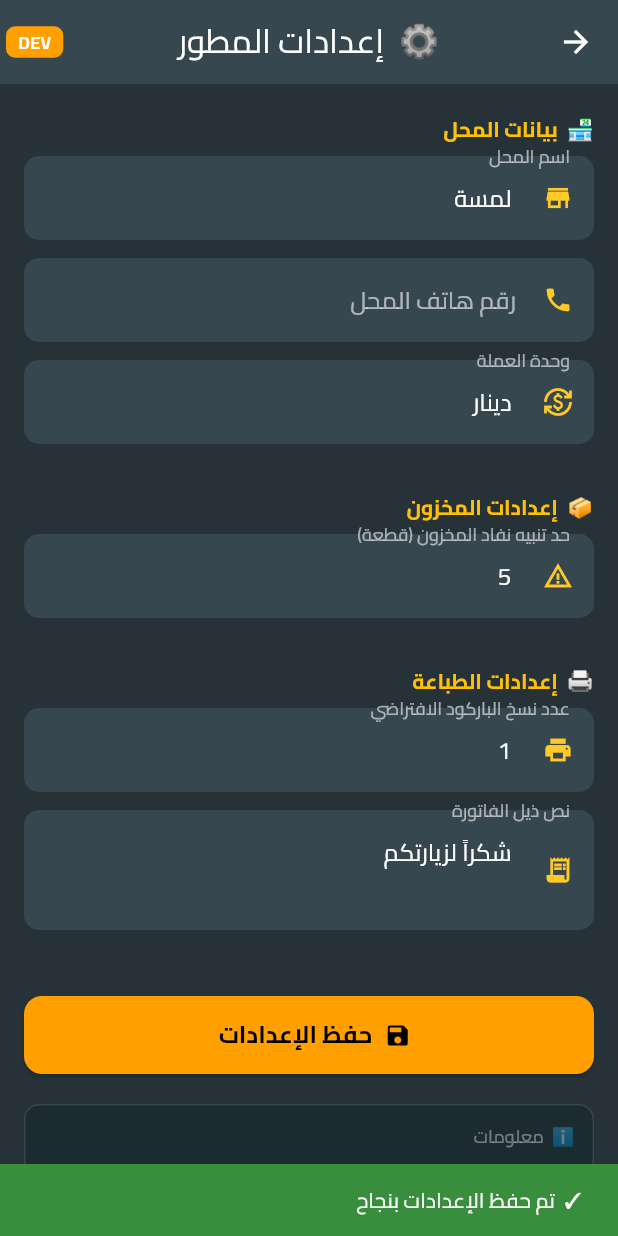
After one commit to Mageed-H/Lamsa, a Flutter app: the DevSettingsPage screen opened directly, after a tap on "حفظ الإعدادات", on a phone screen of 412 x 824 dp. The commit adds this screen. Run offline on Flutter 3.47's test engine with Material 3 defaults, Android fonts, the phone set to English and light mode, and no system bars; our stand-ins replace barcode_widget, pdf, printing, sqflite, sqflite_common_ffi; missing offline and left inert: mobile_scanner; accounts and stored records are empty.

Commit message:
feat: add hidden developer settings page (Ctrl+Alt+Shift+devmh)
- New settings table in DB (v6) with key-value pairs
- Default settings: store_name, store_phone, currency, low_stock_threshold,
  default_barcode_copies, receipt_footer
- DevSettingsPage: dark-themed page to edit all settings without hardcoding
- MainLayout: HardwareKeyboard handler detects Ctrl+Alt+Shift + d-e-v-m-h sequence
  to open dev settings silently

```diff
--- a/lib/core/database/database_helper.dart
+++ b/lib/core/database/database_helper.dart
@@ -20,7 +20,7 @@ class DatabaseHelper {
 
     return await openDatabase(
       path,
-      version: 5, // الإصدار 5: جداول المبيعات (sales, sale_items)
+      version: 6, // الإصدار 6: جدول الإعدادات (settings)
       onConfigure: _onConfigure, // تفعيل العلاقات (Foreign Keys)
       onCreate: _createDB,
       onUpgrade: _upgradeDB, // التحديث الآمن
@@ -54,6 +54,7 @@ class DatabaseHelper {
     await _createV2Tables(db);
     await _createV4Tables(db);
     await _createV5Tables(db);
+    await _createV6Tables(db);
   }
 
   Future _upgradeDB(Database db, int oldVersion, int newVersion) async {
@@ -74,6 +75,9 @@ class DatabaseHelper {
     }
     if (oldVersion < 5) {
       await _createV5Tables(db);
+    }
+    if (oldVersion < 6) {
+      await _createV6Tables(db);
     }
   }
 
@@ -528,4 +532,67 @@ class DatabaseHelper {
       return {'revenue': 0, 'profit': 0, 'count': 0};
     }
   }
+
+  // ==========================================================
+  // جدول الإعدادات (v6)
+  // ==========================================================
+  Future _createV6Tables(Database db) async {
+    await db.execute('''
+      CREATE TABLE IF NOT EXISTS settings (
+        key TEXT PRIMARY KEY,
+        value TEXT NOT NULL
+      )
+    ''');
+    // القيم الافتراضية
+    final defaults = {
+      'store_name': 'لمسة',
+      'store_phone': '',
+      'currency': 'دينار',
+      'low_stock_threshold': '5',
+      'default_barcode_copies': '1',
+      'receipt_footer': 'شكراً لزيارتكم',
+    };
+    for (final entry in defaults.entries) {
+      await db.insert('settings', {'key': entry.key, 'value': entry.value},
+          conflictAlgorithm: ConflictAlgorithm.ignore);
+    }
+  }
+
+  // ==========================================================
+  // دوال الإعدادات (Settings CRUD)
+  // ==========================================================
+
+  /// جلب قيمة إعداد معين (مع قيمة افتراضية إذا لم يوجد)
+  Future<String> getSetting(String key, {String defaultValue = ''}) async {
+    try {
+      final db = await instance.database;
+      final result = await db.query('settings', where: 'key = ?', whereArgs: [key], limit: 1);
+      if (result.isNotEmpty) return result.first['value'] as String;
+      return defaultValue;
+    } catch (e) {
+      return defaultValue;
+    }
+  }
+
+  /// حفظ قيمة إعداد (INSERT OR REPLACE)
+  Future<void> setSetting(String key, String value) async {
+    try {
+      final db = await instance.database;
+      await db.insert('settings', {'key': key, 'value': value},
+          conflictAlgorithm: ConflictAlgorithm.replace);
+    } catch (e) {
+      print('Error saving setting $key: $e');
+    }
+  }
+
+  /// جلب كل الإعدادات كـ Map
+  Future<Map<String, String>> getAllSettings() async {
+    try {
+      final db = await instance.database;
+      final rows = await db.query('settings');
+      return {for (final r in rows) r['key'] as String: r['value'] as String};
+    } catch (e) {
+      return {};
+    }
+  }
 }
--- a/lib/core/widgets/main_layout.dart
+++ b/lib/core/widgets/main_layout.dart
@@ -1,7 +1,9 @@
 import 'package:flutter/material.dart';
+import 'package:flutter/services.dart';
 import '../../features/pos/presentation/pages/pos_page.dart';
 import '../../features/products/presentation/pages/products_page.dart';
 import '../../features/sales/presentation/pages/sales_page.dart';
+import '../../features/settings/presentation/pages/dev_settings_page.dart';
 import '../theme/app_theme.dart';
 
 class MainLayout extends StatefulWidget {
@@ -14,12 +16,69 @@ class MainLayout extends StatefulWidget {
 class _MainLayoutState extends State<MainLayout> {
   int _currentIndex = 0;
 
+  // تسلسل الأحرف السري لفتح صفحة المطور: Ctrl+Alt+Shift + d e v m h
+  static const _devSequence = [
+    LogicalKeyboardKey.keyD,
+    LogicalKeyboardKey.keyE,
+    LogicalKeyboardKey.keyV,
+    LogicalKeyboardKey.keyM,
+    LogicalKeyboardKey.keyH,
+  ];
+  int _devProgress = 0;
+
   // استخدام IndexedStack ضروري جداً للحفاظ على الفاتورة مفتوحة عند التنقل للأقسام الأخرى
   final List<Widget> _pages = [
     const PosPage(), // شاشة الكاشير (Index 0)
     const ProductsPage(), // شاشة إدارة المنتجات (Index 1)
     const SalesPage(), // شاشة المبيعات (Index 2)
   ];
+
+  @override
+  void initState() {
+    super.initState();
+    HardwareKeyboard.instance.addHandler(_handleKeyEvent);
+  }
+
+  @override
+  void dispose() {
+    HardwareKeyboard.instance.removeHandler(_handleKeyEvent);
+    super.dispose();
+  }
+
+  bool _handleKeyEvent(KeyEvent event) {
+    if (event is! KeyDownEvent) return false;
+
+    final kb = HardwareKeyboard.instance;
+    final isCtrl = kb.isControlPressed;
+    final isAlt = kb.isAltPressed;
+    final isShift = kb.isShiftPressed;
+
+    if (isCtrl && isAlt && isShift) {
+      if (event.logicalKey == _devSequence[_devProgress]) {
+        _devProgress++;
+        if (_devProgress == _devSequence.length) {
+          _devProgress = 0;
+          // فتح صفحة المطور بعد اكتمال التسلسل
+          WidgetsBinding.instance.addPostFrameCallback((_) => _openDevSettings());
+        }
+        return true;
+      } else {
+        // إعادة تعيين وفحص إذا كان هذا الحرف بداية التسلسل
+        _devProgress = event.logicalKey == _devSequence[0] ? 1 : 0;
+        return false;
+      }
+    } else {
+      _devProgress = 0;
+      return false;
+    }
+  }
+
+  void _openDevSettings() {
+    if (!mounted) return;
+    Navigator.of(context).push(
+      MaterialPageRoute(builder: (_) => const DevSettingsPage()),
+    );
+  }
 
   @override
   Widget build(BuildContext context) {
--- /dev/null
+++ b/lib/features/settings/presentation/pages/dev_settings_page.dart
@@ -0,0 +1,282 @@
+import 'package:flutter/material.dart';
+import 'package:lamsa/core/database/database_helper.dart';
+import 'package:lamsa/core/theme/app_theme.dart';
+
+/// صفحة إعدادات المطور — لا تظهر في القائمة الرئيسية
+/// يُفتح عبر: Ctrl + Alt + Shift ثم اكتب  d e v m h
+class DevSettingsPage extends StatefulWidget {
+  const DevSettingsPage({Key? key}) : super(key: key);
+
+  @override
+  State<DevSettingsPage> createState() => _DevSettingsPageState();
+}
+
+class _DevSettingsPageState extends State<DevSettingsPage> {
+  final _formKey = GlobalKey<FormState>();
+  bool _isLoading = true;
+  bool _isSaving = false;
+
+  // Controllers لكل إعداد
+  final _storeNameCtrl = TextEditingController();
+  final _storePhoneCtrl = TextEditingController();
+  final _currencyCtrl = TextEditingController();
+  final _lowStockCtrl = TextEditingController();
+  final _defaultCopiesCtrl = TextEditingController();
+  final _receiptFooterCtrl = TextEditingController();
+
+  @override
+  void initState() {
+    super.initState();
+    _loadSettings();
+  }
+
+  @override
+  void dispose() {
+    _storeNameCtrl.dispose();
+    _storePhoneCtrl.dispose();
+    _currencyCtrl.dispose();
+    _lowStockCtrl.dispose();
+    _defaultCopiesCtrl.dispose();
+    _receiptFooterCtrl.dispose();
+    super.dispose();
+  }
+
+  Future<void> _loadSettings() async {
+    final settings = await DatabaseHelper.instance.getAllSettings();
+    if (!mounted) return;
+    setState(() {
+      _storeNameCtrl.text = settings['store_name'] ?? 'لمسة';
+      _storePhoneCtrl.text = settings['store_phone'] ?? '';
+      _currencyCtrl.text = settings['currency'] ?? 'دينار';
+      _lowStockCtrl.text = settings['low_stock_threshold'] ?? '5';
+      _defaultCopiesCtrl.text = settings['default_barcode_copies'] ?? '1';
+      _receiptFooterCtrl.text = settings['receipt_footer'] ?? 'شكراً لزيارتكم';
+      _isLoading = false;
+    });
+  }
+
+  Future<void> _saveSettings() async {
+    if (!_formKey.currentState!.validate()) return;
+    setState(() => _isSaving = true);
+
+    await Future.wait([
+      DatabaseHelper.instance.setSetting('store_name', _storeNameCtrl.text.trim()),
+      DatabaseHelper.instance.setSetting('store_phone', _storePhoneCtrl.text.trim()),
+      DatabaseHelper.instance.setSetting('currency', _currencyCtrl.text.trim()),
+      DatabaseHelper.instance.setSetting('low_stock_threshold', _lowStockCtrl.text.trim()),
+      DatabaseHelper.instance.setSetting('default_barcode_copies', _defaultCopiesCtrl.text.trim()),
+      DatabaseHelper.instance.setSetting('receipt_footer', _receiptFooterCtrl.text.trim()),
+    ]);
+
+    if (!mounted) return;
+    setState(() => _isSaving = false);
+
+    ScaffoldMessenger.of(context).showSnackBar(
+      const SnackBar(
+        content: Text('✓  تم حفظ الإعدادات بنجاح'),
+        backgroundColor: AppTheme.successColor,
+        duration: Duration(seconds: 2),
+      ),
+    );
+  }
+
+  @override
+  Widget build(BuildContext context) {
+    return Scaffold(
+      appBar: AppBar(
+        title: const Text('⚙️  إعدادات المطور'),
+        backgroundColor: const Color(0xFF37474F), // رمادي داكن
+        foregroundColor: Colors.white,
+        actions: [
+          Container(
+            margin: const EdgeInsets.symmetric(horizontal: 4, vertical: 8),
+            padding: const EdgeInsets.symmetric(horizontal: 8, vertical: 2),
+            decoration: BoxDecoration(
+              color: Colors.amber.shade700,
+              borderRadius: BorderRadius.circular(6),
+            ),
+            child: const Text('DEV', style: TextStyle(fontWeight: FontWeight.bold, fontSize: 12)),
+          ),
+        ],
+      ),
+      backgroundColor: const Color(0xFF263238),
+      body: _isLoading
+          ? const Center(child: CircularProgressIndicator(color: Colors.amber))
+          : Form(
+              key: _formKey,
+              child: ListView(
+                padding: const EdgeInsets.all(16),
+                children: [
+                  _buildSectionHeader('🏪  بيانات المحل'),
+                  _buildSettingField(
+                    controller: _storeNameCtrl,
+                    label: 'اسم المحل',
+                    hint: 'مثال: لمسة',
+                    icon: Icons.store,
+                    validator: (v) => (v == null || v.trim().isEmpty) ? 'لا يمكن أن يكون فارغاً' : null,
+                  ),
+                  _buildSettingField(
+                    controller: _storePhoneCtrl,
+                    label: 'رقم هاتف المحل',
+                    hint: 'مثال: 07901234567',
+                    icon: Icons.phone,
+                    keyboardType: TextInputType.phone,
+                  ),
+                  _buildSettingField(
+                    controller: _currencyCtrl,
+                    label: 'وحدة العملة',
+                    hint: 'مثال: دينار أو IQD',
+                    icon: Icons.currency_exchange,
+                    validator: (v) => (v == null || v.trim().isEmpty) ? 'لا يمكن أن يكون فارغاً' : null,
+                  ),
+                  const SizedBox(height: 16),
+                  _buildSectionHeader('📦  إعدادات المخزون'),
+                  _buildSettingField(
+                    controller: _lowStockCtrl,
+                    label: 'حد تنبيه نفاد المخزون (قطعة)',
+                    hint: 'مثال: 5',
+                    icon: Icons.warning_amber,
+                    keyboardType: TextInputType.number,
+                    validator: (v) {
+                      final n = int.tryParse(v ?? '');
+                      if (n == null || n < 0) return 'أدخل رقماً صحيحاً ≥ 0';
+                      return null;
+                    },
+                  ),
+                  const SizedBox(height: 16),
+                  _buildSectionHeader('🖨️  إعدادات الطباعة'),
+                  _buildSettingField(
+                    controller: _defaultCopiesCtrl,
+                    label: 'عدد نسخ الباركود الافتراضي',
+                    hint: 'مثال: 1',
+                    icon: Icons.print,
+                    keyboardType: TextInputType.number,
+                    validator: (v) {
+                      final n = int.tryParse(v ?? '');
+                      if (n == null || n < 1 || n > 999) return 'أدخل رقماً بين 1 و 999';
+                      return null;
+                    },
+                  ),
+                  _buildSettingField(
+                    controller: _receiptFooterCtrl,
+                    label: 'نص ذيل الفاتورة',
+                    hint: 'مثال: شكراً لزيارتكم',
+                    icon: Icons.receipt_long,
+                    maxLines: 2,
+                  ),
+                  const SizedBox(height: 32),
+                  SizedBox(
+                    height: 52,
+                    child: ElevatedButton.icon(
+                      style: ElevatedButton.styleFrom(
+                        backgroundColor: Colors.amber.shade700,
+                        foregroundColor: Colors.black,
+                        shape: RoundedRectangleBorder(borderRadius: BorderRadius.circular(12)),
+                      ),
+                      onPressed: _isSaving ? null : _saveSettings,
+                      icon: _isSaving
+                          ? const SizedBox(
+                              width: 18,
+                              height: 18,
+                              child: CircularProgressIndicator(strokeWidth: 2, color: Colors.black),
+                            )
+                          : const Icon(Icons.save),
+                      label: Text(
+                        _isSaving ? 'جاري الحفظ...' : 'حفظ الإعدادات',
+                        style: const TextStyle(fontSize: 16, fontWeight: FontWeight.bold),
+                      ),
+                    ),
+                  ),
+                  const SizedBox(height: 20),
+                  // معلومات النظام
+                  _buildInfoCard(),
+                ],
+              ),
+            ),
+    );
+  }
+
+  Widget _buildSectionHeader(String title) {
+    return Padding(
+      padding: const EdgeInsets.only(bottom: 8, top: 4),
+      child: Text(
+        title,
+        style: const TextStyle(
+          color: Colors.amber,
+          fontWeight: FontWeight.bold,
+          fontSize: 14,
+          letterSpacing: 0.5,
+        ),
+      ),
+    );
+  }
+
+  Widget _buildSettingField({
+    required TextEditingController controller,
+    required String label,
+    required String hint,
+    required IconData icon,
+    TextInputType keyboardType = TextInputType.text,
+    String? Function(String?)? validator,
+    int maxLines = 1,
+  }) {
+    return Padding(
+      padding: const EdgeInsets.only(bottom: 12),
+      child: TextFormField(
+        controller: controller,
+        keyboardType: keyboardType,
+        maxLines: maxLines,
+        validator: validator,
+        style: const TextStyle(color: Colors.white),
+        decoration: InputDecoration(
+          labelText: label,
+          hintText: hint,
+          labelStyle: const TextStyle(color: Colors.white60),
+          hintStyle: const TextStyle(color: Colors.white30),
+          prefixIcon: Icon(icon, color: Colors.amber.shade400, size: 20),
+          filled: true,
+          fillColor: const Color(0xFF37474F),
+          border: OutlineInputBorder(
+            borderRadius: BorderRadius.circular(10),
+            borderSide: BorderSide.none,
+          ),
+          focusedBorder: OutlineInputBorder(
+            borderRadius: BorderRadius.circular(10),
+            borderSide: BorderSide(color: Colors.amber.shade600, width: 1.5),
+          ),
+          errorBorder: OutlineInputBorder(
+            borderRadius: BorderRadius.circular(10),
+            borderSide: const BorderSide(color: AppTheme.errorColor),
+          ),
+          focusedErrorBorder: OutlineInputBorder(
+            borderRadius: BorderRadius.circular(10),
+            borderSide: const BorderSide(color: AppTheme.errorColor, width: 1.5),
+          ),
+          errorStyle: const TextStyle(color: Color(0xFFFF7070)),
+        ),
+      ),
+    );
+  }
+
+  Widget _buildInfoCard() {
+    return Container(
+      padding: const EdgeInsets.all(12),
+      decoration: BoxDecoration(
+        color: const Color(0xFF1C2B30),
+        borderRadius: BorderRadius.circular(10),
+        border: Border.all(color: Colors.white12),
+      ),
+      child: Column(
+        crossAxisAlignment: CrossAxisAlignment.start,
+        children: [
+          const Text('ℹ️  معلومات', style: TextStyle(color: Colors.white38, fontSize: 12)),
+          const SizedBox(height: 6),
+          const Text(
+            'هذه الصفحة للمطور فقط.\nلفتحها: اضغط Ctrl + Alt + Shift ثم اكتب: d e v m h',
+            style: TextStyle(color: Colors.white38, fontSize: 11, height: 1.6),
+          ),
+        ],
+      ),
+    );
+  }
+}
```
